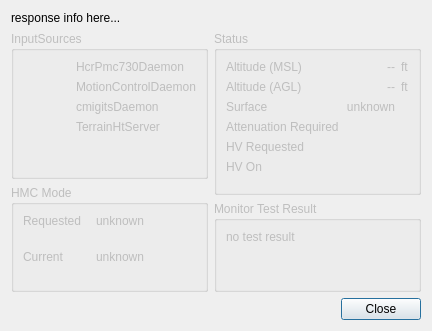
Qt form src/hcrgui/HcrMonitorDetails.ui (NCAR/HCR_instrument) before a commit.
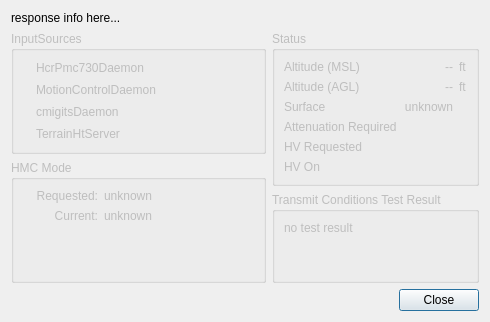
The same form after that commit. Icons and pictures are not drawn.

Commit message: o removed elements related to transmitter control via RS-232, since many necessary pieces were missing, and we *always* run via RDS control anyway o added more and better display of HcrMonitor state in both the main window and in the HcrMonitorDetails window o removed elements related to enabling/disabling time-series writing

```diff
--- a/src/hcrgui/HcrMonitorDetails.ui
+++ b/src/hcrgui/HcrMonitorDetails.ui
@@ -6,8 +6,8 @@
    <rect>
     <x>0</x>
     <y>0</y>
-    <width>432</width>
-    <height>331</height>
+    <width>490</width>
+    <height>321</height>
    </rect>
   </property>
   <property name="windowTitle">
@@ -90,6 +90,12 @@
             </item>
             <item row="1" column="0">
              <widget class="QLabel" name="motionControlIcon">
+              <property name="sizePolicy">
+               <sizepolicy hsizetype="Minimum" vsizetype="Preferred">
+                <horstretch>0</horstretch>
+                <verstretch>0</verstretch>
+               </sizepolicy>
+              </property>
               <property name="text">
                <string/>
               </property>
@@ -100,6 +106,12 @@
             </item>
             <item row="5" column="0">
              <widget class="QLabel" name="terrainHtIcon">
+              <property name="sizePolicy">
+               <sizepolicy hsizetype="Minimum" vsizetype="Preferred">
+                <horstretch>0</horstretch>
+                <verstretch>0</verstretch>
+               </sizepolicy>
+              </property>
               <property name="text">
                <string/>
               </property>
@@ -110,6 +122,12 @@
             </item>
             <item row="4" column="1">
              <widget class="QLabel" name="cmigitsLabel">
+              <property name="sizePolicy">
+               <sizepolicy hsizetype="Expanding" vsizetype="Preferred">
+                <horstretch>0</horstretch>
+                <verstretch>0</verstretch>
+               </sizepolicy>
+              </property>
               <property name="text">
                <string>cmigitsDaemon</string>
               </property>
@@ -117,6 +135,12 @@
             </item>
             <item row="1" column="1">
              <widget class="QLabel" name="motionControlLabel">
+              <property name="sizePolicy">
+               <sizepolicy hsizetype="Expanding" vsizetype="Preferred">
+                <horstretch>0</horstretch>
+                <verstretch>0</verstretch>
+               </sizepolicy>
+              </property>
               <property name="text">
                <string>MotionControlDaemon</string>
               </property>
@@ -124,6 +148,12 @@
             </item>
             <item row="0" column="1">
              <widget class="QLabel" name="hcrPmc730Label">
+              <property name="sizePolicy">
+               <sizepolicy hsizetype="Expanding" vsizetype="Preferred">
+                <horstretch>0</horstretch>
+                <verstretch>0</verstretch>
+               </sizepolicy>
+              </property>
               <property name="text">
                <string>HcrPmc730Daemon</string>
               </property>
@@ -131,6 +161,12 @@
             </item>
             <item row="5" column="1">
              <widget class="QLabel" name="terrainHtLabel">
+              <property name="sizePolicy">
+               <sizepolicy hsizetype="Expanding" vsizetype="Preferred">
+                <horstretch>0</horstretch>
+                <verstretch>0</verstretch>
+               </sizepolicy>
+              </property>
               <property name="text">
                <string>TerrainHtServer</string>
               </property>
@@ -152,22 +188,6 @@
               </property>
              </widget>
             </item>
-            <item row="6" column="1">
-             <spacer name="verticalSpacer">
-              <property name="orientation">
-               <enum>Qt::Vertical</enum>
-              </property>
-              <property name="sizeType">
-               <enum>QSizePolicy::MinimumExpanding</enum>
-              </property>
-              <property name="sizeHint" stdset="0">
-               <size>
-                <width>20</width>
-                <height>0</height>
-               </size>
-              </property>
-             </spacer>
-            </item>
            </layout>
           </widget>
          </item>
@@ -179,11 +199,17 @@
            <layout class="QGridLayout" name="gridLayout_4">
             <item row="0" column="0">
              <widget class="QLabel" name="requestedModeLabel">
+              <property name="sizePolicy">
+               <sizepolicy hsizetype="Minimum" vsizetype="Preferred">
+                <horstretch>0</horstretch>
+                <verstretch>0</verstretch>
+               </sizepolicy>
+              </property>
               <property name="text">
-               <string>Requested</string>
+               <string>Requested:</string>
               </property>
               <property name="alignment">
-               <set>Qt::AlignLeading|Qt::AlignLeft|Qt::AlignTop</set>
+               <set>Qt::AlignRight|Qt::AlignTop|Qt::AlignTrailing</set>
               </property>
              </widget>
             </item>
@@ -191,8 +217,8 @@
              <widget class="QLabel" name="requestedModeValue">
               <property name="minimumSize">
                <size>
-                <width>100</width>
-                <height>30</height>
+                <width>150</width>
+                <height>0</height>
                </size>
               </property>
               <property name="text">
@@ -209,10 +235,10 @@
             <item row="1" column="0">
              <widget class="QLabel" name="currentModeLabel">
               <property name="text">
-               <string>Current</string>
+               <string>Current:</string>
               </property>
               <property name="alignment">
-               <set>Qt::AlignLeading|Qt::AlignLeft|Qt::AlignTop</set>
+               <set>Qt::AlignRight|Qt::AlignTrailing|Qt::AlignVCenter</set>
               </property>
              </widget>
             </item>
@@ -220,21 +246,31 @@
              <widget class="QLabel" name="currentModeValue">
               <property name="minimumSize">
                <size>
-                <width>100</width>
-                <height>30</height>
+                <width>150</width>
+                <height>0</height>
                </size>
               </property>
               <property name="text">
                <string>unknown</string>
               </property>
-              <property name="alignment">
-               <set>Qt::AlignLeading|Qt::AlignLeft|Qt::AlignTop</set>
-              </property>
-              <property name="wordWrap">
-               <bool>true</bool>
-              </property>
              </widget>
             </item>
+            <item row="2" column="0">
+             <spacer name="verticalSpacer">
+              <property name="orientation">
+               <enum>Qt::Vertical</enum>
+              </property>
+              <property name="sizeType">
+               <enum>QSizePolicy::MinimumExpanding</enum>
+              </property>
+              <property name="sizeHint" stdset="0">
+               <size>
+                <width>20</width>
+                <height>0</height>
+               </size>
+              </property>
+             </spacer>
+            </item>
            </layout>
           </widget>
          </item>
@@ -430,7 +466,7 @@
          <item>
           <widget class="QGroupBox" name="testResultBox">
            <property name="title">
-            <string>Monitor Test Result</string>
+            <string>Transmit Conditions Test Result</string>
            </property>
            <layout class="QVBoxLayout" name="verticalLayout_2">
             <item>
```
Left out of the diff: 2 changed lines with no effect on the pictures. The commit also changes 3 other files.
